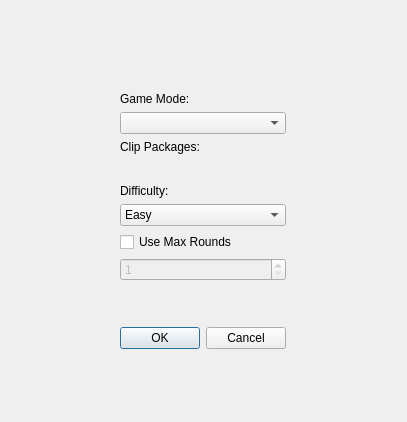
tdauth/gustavsfairyland, file ui/clippackagedialog.ui: the form before one commit.
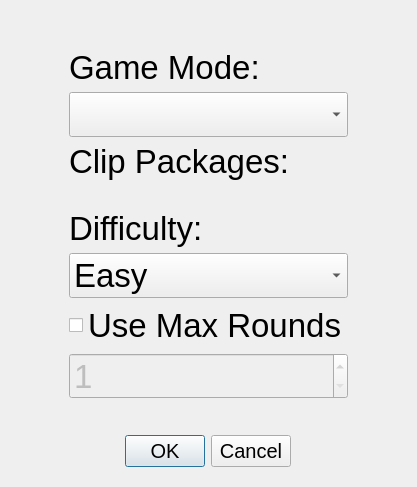
The form after the commit.

```diff
--- a/ui/clippackagedialog.ui
+++ b/ui/clippackagedialog.ui
@@ -6,8 +6,8 @@
    <rect>
     <x>0</x>
     <y>0</y>
-    <width>407</width>
-    <height>422</height>
+    <width>417</width>
+    <height>487</height>
    </rect>
   </property>
   <property name="windowTitle">
@@ -19,6 +19,11 @@
      <layout class="QVBoxLayout" name="verticalLayout">
       <item>
        <widget class="QLabel" name="errorLabel">
+        <property name="font">
+         <font>
+          <pointsize>15</pointsize>
+         </font>
+        </property>
         <property name="text">
          <string/>
         </property>
@@ -29,16 +34,32 @@
       </item>
       <item>
        <widget class="QLabel" name="label">
+        <property name="font">
+         <font>
+          <pointsize>25</pointsize>
+         </font>
+        </property>
         <property name="text">
          <string>Game Mode:</string>
         </property>
        </widget>
       </item>
       <item>
-       <widget class="QComboBox" name="gameModesComboBox"/>
+       <widget class="QComboBox" name="gameModesComboBox">
+        <property name="font">
+         <font>
+          <pointsize>25</pointsize>
+         </font>
+        </property>
+       </widget>
       </item>
       <item>
        <widget class="QLabel" name="label_2">
+        <property name="font">
+         <font>
+          <pointsize>25</pointsize>
+         </font>
+        </property>
         <property name="text">
          <string>Clip Packages:</string>
         </property>
@@ -61,6 +82,11 @@
       </item>
       <item>
        <widget class="QLabel" name="label_3">
+        <property name="font">
+         <font>
+          <pointsize>25</pointsize>
+         </font>
+        </property>
         <property name="text">
          <string>Difficulty:</string>
         </property>
@@ -68,6 +94,11 @@
       </item>
       <item>
        <widget class="QComboBox" name="difficultyComboBox">
+        <property name="font">
+         <font>
+          <pointsize>25</pointsize>
+         </font>
+        </property>
         <item>
          <property name="text">
           <string>Easy</string>
@@ -92,6 +123,11 @@
       </item>
       <item>
        <widget class="QCheckBox" name="useMaxRoundsCheckBox">
+        <property name="font">
+         <font>
+          <pointsize>25</pointsize>
+         </font>
+        </property>
         <property name="text">
          <string>Use Max Rounds</string>
         </property>
@@ -102,6 +138,11 @@
         <property name="enabled">
          <bool>false</bool>
         </property>
+        <property name="font">
+         <font>
+          <pointsize>25</pointsize>
+         </font>
+        </property>
         <property name="minimum">
          <number>1</number>
         </property>
@@ -122,6 +163,11 @@
       </item>
       <item alignment="Qt::AlignHCenter|Qt::AlignBottom">
        <widget class="QDialogButtonBox" name="buttonBox">
+        <property name="font">
+         <font>
+          <pointsize>15</pointsize>
+         </font>
+        </property>
         <property name="standardButtons">
          <set>QDialogButtonBox::Cancel|QDialogButtonBox::Ok</set>
         </property>
```
